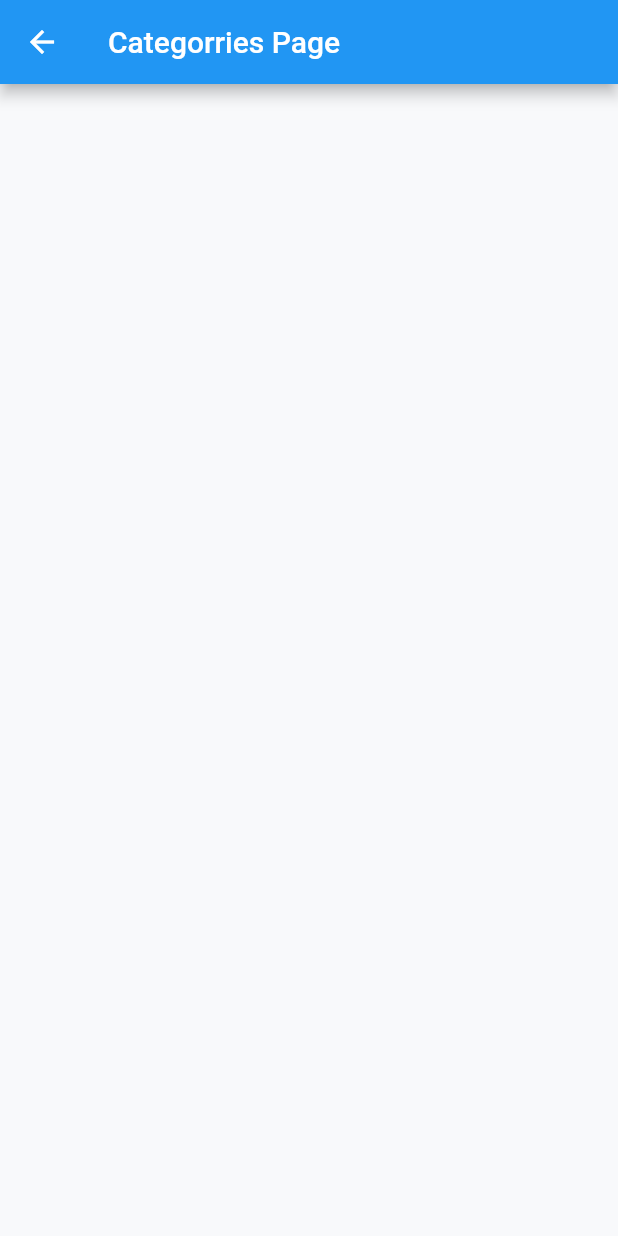
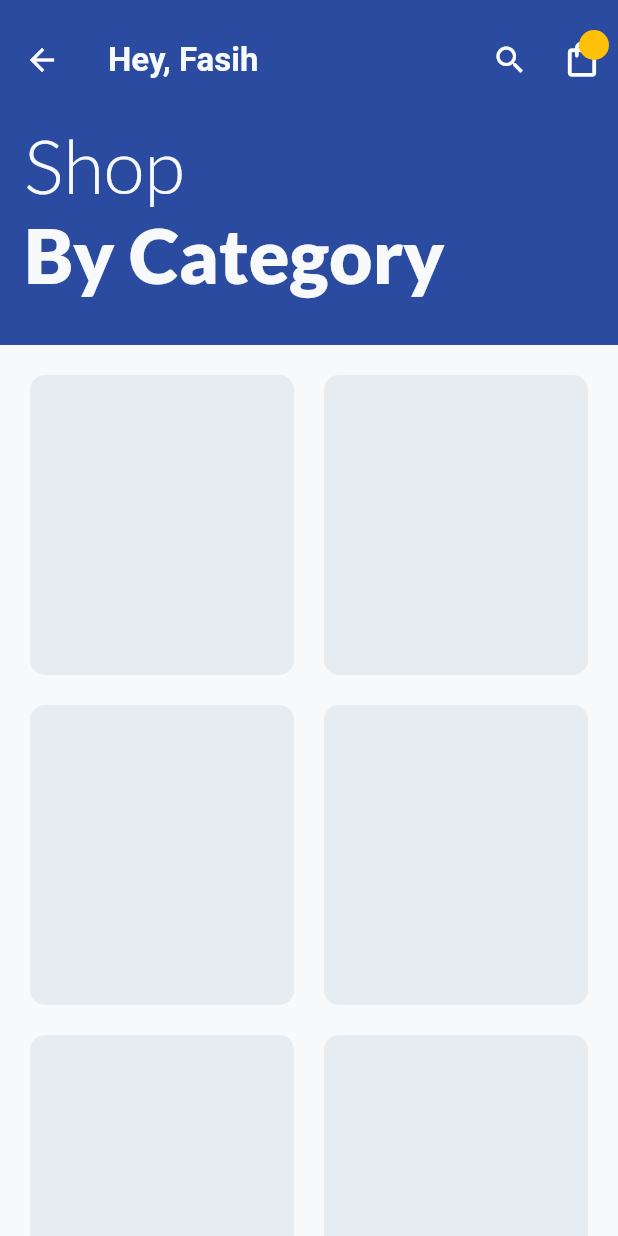
Before and after one commit to muhammadfasih001/Ecommerce-Grocerry-Shopping-App, a Flutter app: the CategorriesPageView screen opened directly, on a phone screen of 412 x 824 dp. Run offline on Flutter 3.47's test engine with Material 2 defaults, Android fonts, the phone set to English and light mode, and no system bars; our stand-ins replace curved_navigation_bar, google_fonts.

Commit message:
continue category page

```diff
--- /dev/null
+++ b/lib/screens/get started view/Bottom Navigation bar/screens/Categories Page View/Categorries Page Widget/categorry_page_grid_item.dart
@@ -0,0 +1,101 @@
+import 'package:flutter/material.dart';
+import 'package:flutter_groccery_app/constant/App.colors.dart';
+
+class CategorryPageGridItem extends StatefulWidget {
+  const CategorryPageGridItem({super.key});
+
+  @override
+  State<CategorryPageGridItem> createState() => _CategorryPageGridItemState();
+}
+
+class _CategorryPageGridItemState extends State<CategorryPageGridItem> {
+  final List<Map<String, dynamic>> categorryPageGridItem = [
+    {
+      "title": "Fishe",
+      "subtitle": "From Sea",
+      "images":
+          "https://www.nicepng.com/png/full/1-17276_fish-png-four-transparent-background-fish-png.png",
+    },
+    {
+      "title": "Meats",
+      "subtitle": "Organic",
+      "images":
+          "https://www.nicepng.com/png/full/67-676751_raw-meat-png-clipart-meat-transparent-background.png",
+    },
+    {
+      "title": "Vegetables",
+      "subtitle": "Organic",
+      "images":
+          "https://www.nicepng.com/png/full/6-67893_fruits-vegetables-png-fruits-and-vegetables-png.png",
+    },
+    {
+      "title": "Fruits",
+      "subtitle": "Fresh & Organic",
+      "images":
+          "https://www.nicepng.com/png/full/7-70090_fruit-basket-fruits-png-isolated-basket-of-fruits.png",
+    },
+    {
+      "title": "Cooking Oil",
+      "subtitle": "Organic",
+      "images":
+          "https://www.nicepng.com/png/full/50-504966_our-range-of-cooking-oils-for-healthy-and.png",
+    },
+    {
+      "title": "",
+      "subtitle": "",
+      "images":
+          "https://www.nicepng.com/png/full/388-3882017_apple-i-phone-6s-gold.png",
+    },
+    {
+      "title": "",
+      "subtitle": "",
+      "images": "",
+    },
+    {
+      "title": "",
+      "subtitle": "",
+      "images": "",
+    },
+    {
+      "title": "",
+      "subtitle": "",
+      "images": "",
+    },
+    {
+      "title": "",
+      "subtitle": "",
+      "images": "",
+    },
+    {
+      "title": "",
+      "subtitle": "",
+      "images": "",
+    },
+  ];
+  @override
+  Widget build(BuildContext context) {
+    return Padding(
+      padding: EdgeInsets.all(20),
+      child: GridView.builder(
+        itemCount: categorryPageGridItem.length,
+        shrinkWrap: true,
+        physics: NeverScrollableScrollPhysics(),
+        gridDelegate: SliverGridDelegateWithFixedCrossAxisCount(
+          crossAxisCount: 2,
+          mainAxisSpacing: 20,
+          crossAxisSpacing: 20,
+          mainAxisExtent: 200,
+        ),
+        itemBuilder: (context, index) {
+          return Container(
+            width: 200,
+            decoration: BoxDecoration(
+              color: AppDarkColors.black10,
+              borderRadius: BorderRadius.circular(10),
+            ),
+          );
+        },
+      ),
+    );
+  }
+}
--- a/lib/screens/get started view/Bottom Navigation bar/screens/Categories Page View/categorries_page.dart
+++ b/lib/screens/get started view/Bottom Navigation bar/screens/Categories Page View/categorries_page.dart
@@ -1,5 +1,8 @@
 import 'package:flutter/material.dart';
 import 'package:flutter_groccery_app/constant/App.colors.dart';
+import 'package:flutter_groccery_app/constant/custom_textStyle.dart';
+import 'package:flutter_groccery_app/screens/get%20started%20view/Bottom%20Navigation%20bar/screens/Categories%20Page%20View/Categorries%20Page%20Widget/categorry_page_grid_item.dart';
+import 'package:google_fonts/google_fonts.dart';
 
 class CategorriesPageView extends StatefulWidget {
   const CategorriesPageView({super.key});
@@ -14,7 +17,86 @@ class _CategorriesPageViewState extends State<CategorriesPageView> {
     return Scaffold(
       backgroundColor: AppDarkColors.black1,
       appBar: AppBar(
-        title: Text("Categorries Page"),
+        toolbarHeight: 80,
+        backgroundColor: AppColors.blue,
+        elevation: 0,
+        title: Text(
+          "Hey, Fasih",
+          style: CustomTextStyle22.h1SemiBold22,
+        ),
+        actions: [
+          IconButton(
+            onPressed: () {},
+            icon: Icon(Icons.search),
+          ),
+          Stack(
+            children: [
+              Padding(
+                padding: EdgeInsets.only(top: 15),
+                child: IconButton(
+                  onPressed: () {},
+                  icon: Icon(
+                    Icons.shopping_bag_outlined,
+                    size: 28,
+                  ),
+                ),
+              ),
+              Positioned(
+                right: 6,
+                top: 20,
+                child: Container(
+                  height: 20,
+                  width: 20,
+                  decoration: BoxDecoration(
+                    borderRadius: BorderRadius.circular(50),
+                    color: Colors.amber,
+                  ),
+                ),
+              )
+            ],
+          ),
+        ],
+      ),
+      body: SingleChildScrollView(
+        child: Column(
+          children: [
+            Container(
+              height: 150,
+              width: double.infinity,
+              decoration: BoxDecoration(
+                color: AppColors.blue,
+              ),
+              child: Column(
+                crossAxisAlignment: CrossAxisAlignment.start,
+                children: [
+                  Padding(
+                    padding: EdgeInsets.only(left: 16),
+                    child: Text(
+                      "Shop",
+                      style: GoogleFonts.lato(
+                        fontSize: 50,
+                        fontWeight: FontWeight.w300,
+                        color: AppDarkColors.black1,
+                      ),
+                    ),
+                  ),
+                  Padding(
+                    padding: EdgeInsets.only(left: 16),
+                    child: Text(
+                      "By Category",
+                      style: GoogleFonts.lato(
+                        fontSize: 50,
+                        fontWeight: FontWeight.w800,
+                        color: AppDarkColors.black1,
+                      ),
+                    ),
+                  ),
+                ],
+              ),
+            ),
+            CategorryPageGridItem(),
+          ],
+        ),
       ),
     );
   }
--- a/pubspec.yaml
+++ b/pubspec.yaml
@@ -36,8 +36,7 @@ dependencies:
   # Use with the CupertinoIcons class for iOS style icons.
   cupertino_icons: ^1.0.2
   curved_navigation_bar: ^1.0.3
-  font_awesome_flutter: ^10.5.0
-
+  google_fonts: ^5.1.0
 
 dev_dependencies:
   flutter_test:
```
Also changed, not shown: lib/screens/get started view/Bottom Navigation bar/screens/Home Page View/home page widget/home_page_grid_item.dart (+24 -16 lines), lib/screens/get started view/Bottom Navigation bar/screens/Home Page View/home_page_view.dart (+25 -6 lines), pubspec.lock, 1 other file.
